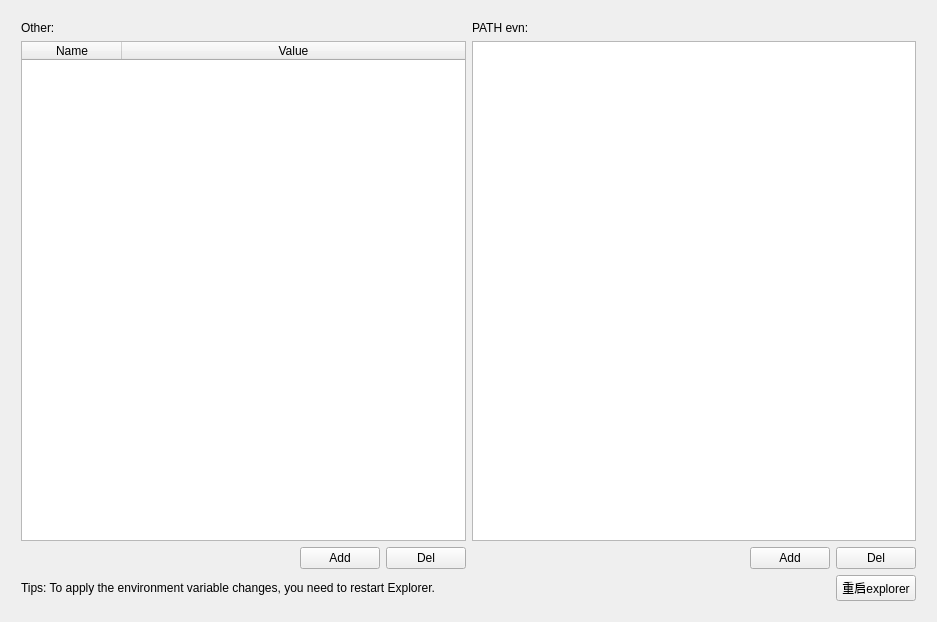
Before: the Qt Designer form env_tools/EnvTools.ui in MingYueRuYa/worktools, drawn with Qt 5.
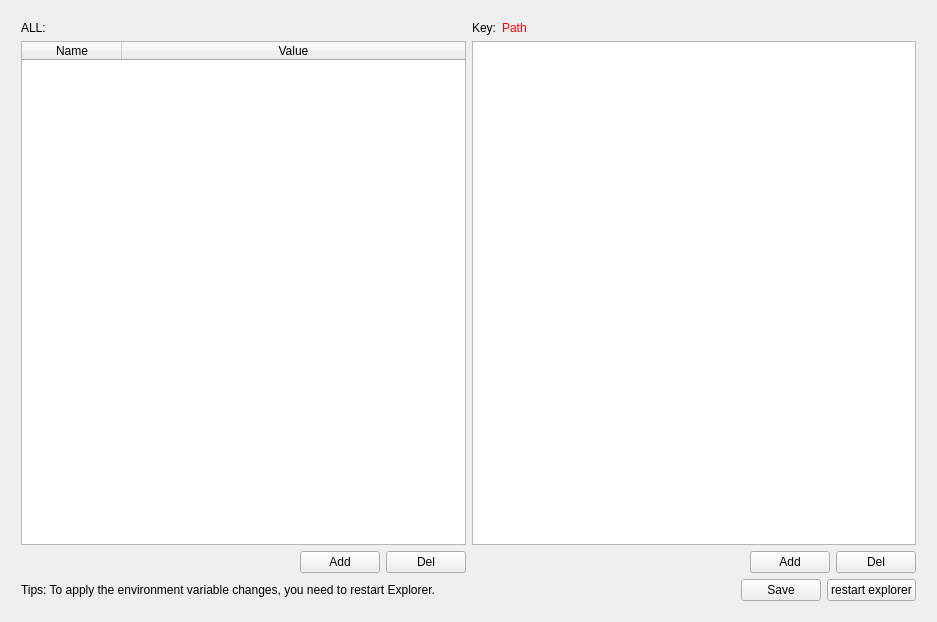
After: the same form once the commit is applied.

Diff of the .ui file:
```diff
--- a/env_tools/EnvTools.ui
+++ b/env_tools/EnvTools.ui
@@ -31,20 +31,29 @@
    </property>
    <item>
     <widget class="QWidget" name="widget" native="true">
-     <layout class="QVBoxLayout" name="verticalLayout_5">
+     <layout class="QVBoxLayout" name="verticalLayout_4">
       <item>
-       <layout class="QHBoxLayout" name="horizontalLayout_4">
+       <layout class="QHBoxLayout" name="horizontalLayout_5">
         <item>
          <layout class="QVBoxLayout" name="verticalLayout_3">
           <item>
            <widget class="QLabel" name="label_3">
             <property name="text">
-             <string>Other:</string>
+             <string>ALL:</string>
             </property>
            </widget>
           </item>
           <item>
            <widget class="QTableWidget" name="tableWidget">
+            <property name="selectionMode">
+             <enum>QAbstractItemView::SingleSelection</enum>
+            </property>
+            <property name="selectionBehavior">
+             <enum>QAbstractItemView::SelectRows</enum>
+            </property>
+            <property name="textElideMode">
+             <enum>Qt::ElideMiddle</enum>
+            </property>
             <attribute name="horizontalHeaderStretchLastSection">
              <bool>true</bool>
             </attribute>
@@ -97,21 +106,37 @@
          </layout>
         </item>
         <item>
-         <layout class="QVBoxLayout" name="verticalLayout_4">
+         <layout class="QVBoxLayout" name="verticalLayout_2">
           <item>
-           <layout class="QVBoxLayout" name="verticalLayout_2">
+           <layout class="QHBoxLayout" name="horizontalLayout_4">
             <item>
              <widget class="QLabel" name="label">
+              <property name="sizePolicy">
+               <sizepolicy hsizetype="Fixed" vsizetype="Preferred">
+                <horstretch>0</horstretch>
+                <verstretch>0</verstretch>
+               </sizepolicy>
+              </property>
               <property name="text">
-               <string>PATH evn:</string>
+               <string>Key:</string>
               </property>
              </widget>
             </item>
             <item>
-             <widget class="QListWidget" name="listWidget"/>
+             <widget class="QLabel" name="label_key">
+              <property name="styleSheet">
+               <string notr="true">color: rgb(255, 0, 0);</string>
+              </property>
+              <property name="text">
+               <string>Path</string>
+              </property>
+             </widget>
             </item>
            </layout>
           </item>
+          <item>
+           <widget class="QListWidget" name="listWidget"/>
+          </item>
           <item>
            <layout class="QHBoxLayout" name="horizontalLayout_2">
             <item>
@@ -172,7 +197,14 @@
         <item>
          <widget class="QPushButton" name="pushButton_2">
           <property name="text">
-           <string>重启explorer</string>
+           <string>Save</string>
+          </property>
+         </widget>
+        </item>
+        <item>
+         <widget class="QPushButton" name="btn_restart_explorer">
+          <property name="text">
+           <string>restart explorer</string>
           </property>
          </widget>
         </item>
```
Left out of the diff: 10 changed lines with no effect on the pictures.
